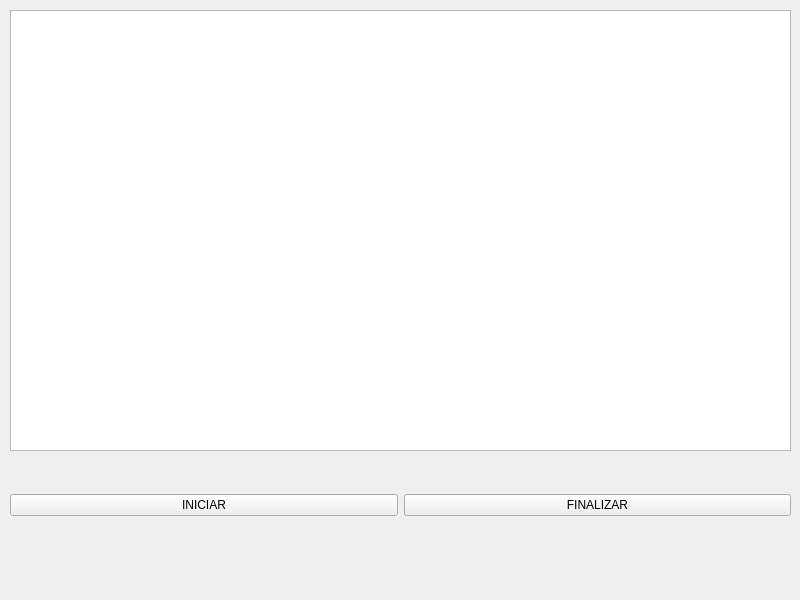
This is Ejemplos/7-PrimerIntentoPuertoSerie/PruebaPuertoSerieThread/mainwidget.ui in DaniJ2032/ProyectosEnQT as Qt 5 draws it before an edit. The edited form follows.
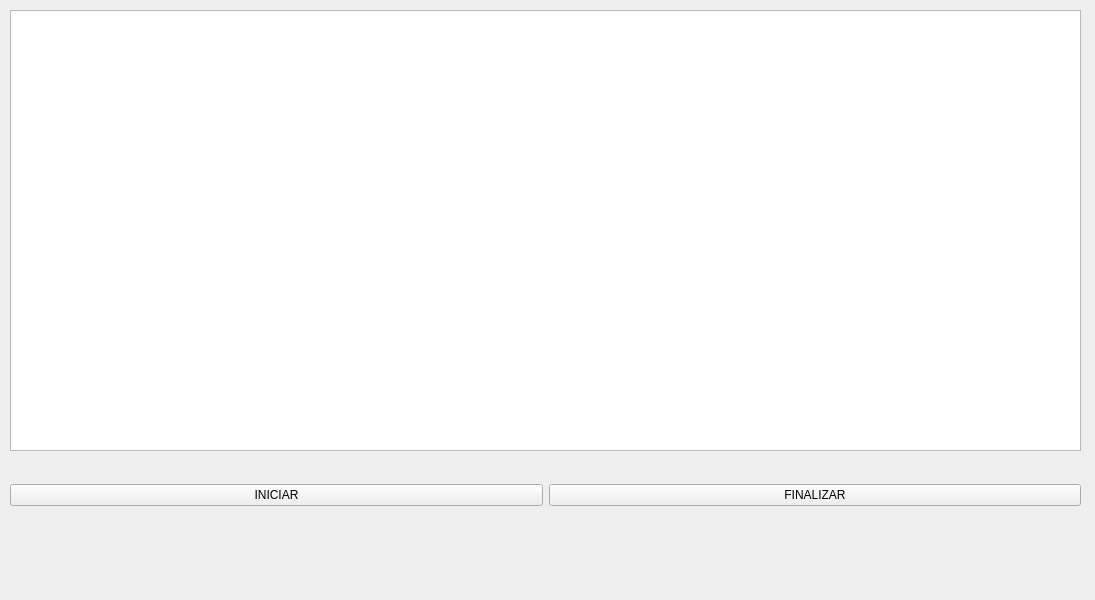
This is the edited form.

Patch:
```diff
--- a/Ejemplos/7-PrimerIntentoPuertoSerie/PruebaPuertoSerieThread/mainwidget.ui
+++ b/Ejemplos/7-PrimerIntentoPuertoSerie/PruebaPuertoSerieThread/mainwidget.ui
@@ -6,7 +6,7 @@
    <rect>
     <x>0</x>
     <y>0</y>
-    <width>800</width>
+    <width>1095</width>
     <height>600</height>
    </rect>
   </property>
@@ -17,8 +17,8 @@
    <property name="geometry">
     <rect>
      <x>10</x>
-     <y>460</y>
-     <width>781</width>
+     <y>450</y>
+     <width>1071</width>
      <height>91</height>
     </rect>
    </property>
@@ -44,7 +44,7 @@
     <rect>
      <x>10</x>
      <y>10</y>
-     <width>781</width>
+     <width>1071</width>
      <height>441</height>
     </rect>
    </property>
```
